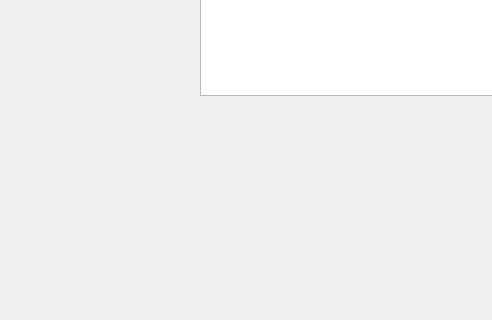
Codingmace/PDF-Manipulation, file QtVersion/Second Window.ui: the form before one commit; both pictures show x 0 to 492 and y 135 to 455 of the 800 by 600 pixel window.
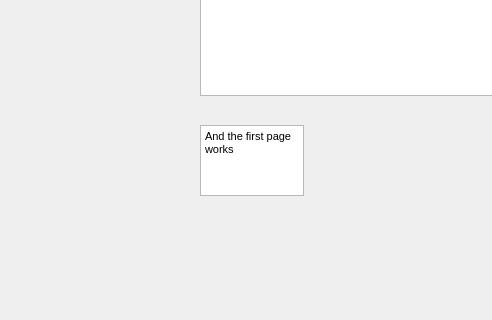
The form after the commit.

Diff of the .ui file:
```diff
--- a/QtVersion/Second Window.ui
+++ b/QtVersion/Second Window.ui
@@ -34,6 +34,23 @@
 &lt;p style=&quot; margin-top:0px; margin-bottom:0px; margin-left:0px; margin-right:0px; -qt-block-indent:0; text-indent:0px;&quot;&gt;Glad you choose to do two pdf because the other ones aren't ready yet.&lt;/p&gt;&lt;/body&gt;&lt;/html&gt;</string>
     </property>
    </widget>
+   <widget class="QTextEdit" name="textEdit_2">
+    <property name="geometry">
+     <rect>
+      <x>200</x>
+      <y>260</y>
+      <width>104</width>
+      <height>71</height>
+     </rect>
+    </property>
+    <property name="html">
+     <string>&lt;!DOCTYPE HTML PUBLIC &quot;-//W3C//DTD HTML 4.0//EN&quot; &quot;http://www.w3.org/TR/REC-html40/strict.dtd&quot;&gt;
+&lt;html&gt;&lt;head&gt;&lt;meta name=&quot;qrichtext&quot; content=&quot;1&quot; /&gt;&lt;style type=&quot;text/css&quot;&gt;
+p, li { white-space: pre-wrap; }
+&lt;/style&gt;&lt;/head&gt;&lt;body style=&quot; font-family:'MS Shell Dlg 2'; font-size:8.25pt; font-weight:400; font-style:normal;&quot;&gt;
+&lt;p style=&quot; margin-top:0px; margin-bottom:0px; margin-left:0px; margin-right:0px; -qt-block-indent:0; text-indent:0px;&quot;&gt;And the first page works&lt;/p&gt;&lt;/body&gt;&lt;/html&gt;</string>
+    </property>
+   </widget>
   </widget>
   <widget class="QMenuBar" name="menubar">
    <property name="geometry">
```
